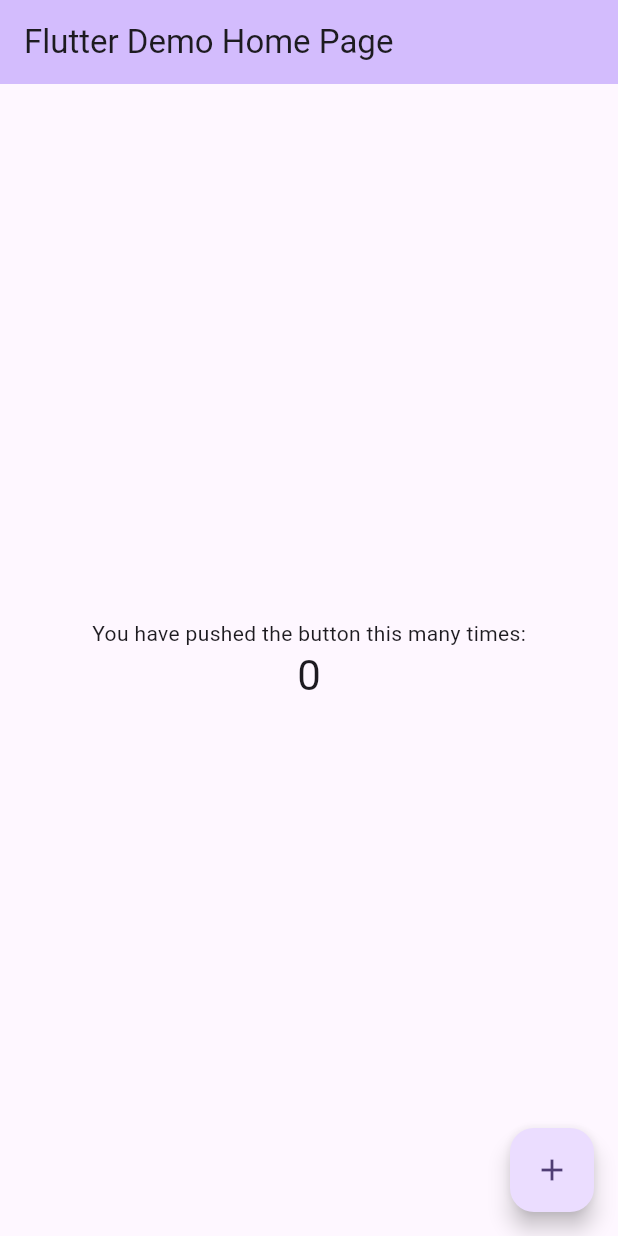
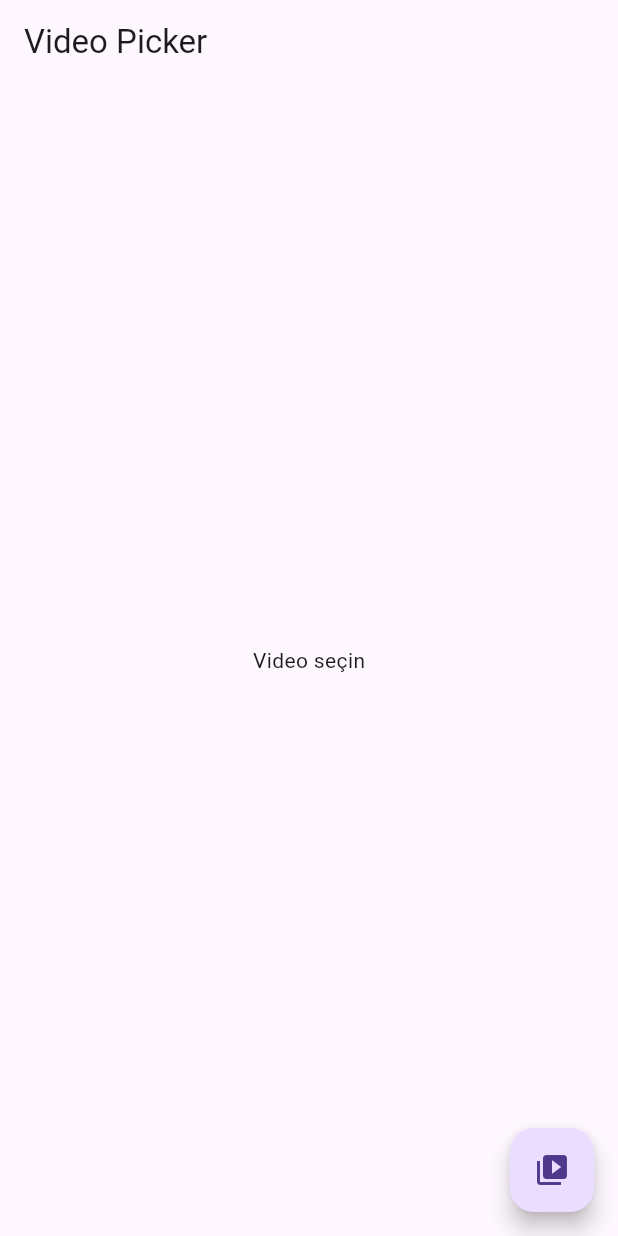
Before and after one commit to EmreMert2000/VideoPicker, a Flutter app: the screen it shows after launch, on a phone screen of 412 x 824 dp. Run offline on Flutter 3.47's test engine with Material 3 defaults, Android fonts, the phone set to English and light mode, and no system bars; our stand-ins replace image_picker, video_player.

Commit message:
First Commit

```diff
--- a/videopicker/lib/main.dart
+++ b/videopicker/lib/main.dart
@@ -1,125 +1,65 @@
+import 'dart:io';
 import 'package:flutter/material.dart';
+import 'package:image_picker/image_picker.dart';
+import 'package:video_player/video_player.dart';
 
 void main() {
-  runApp(const MyApp());
+  runApp(MyApp());
 }
 
 class MyApp extends StatelessWidget {
-  const MyApp({super.key});
-
-  // This widget is the root of your application.
   @override
   Widget build(BuildContext context) {
     return MaterialApp(
-      title: 'Flutter Demo',
-      theme: ThemeData(
-        // This is the theme of your application.
-        //
-        // TRY THIS: Try running your application with "flutter run". You'll see
-        // the application has a purple toolbar. Then, without quitting the app,
-        // try changing the seedColor in the colorScheme below to Colors.green
-        // and then invoke "hot reload" (save your changes or press the "hot
-        // reload" button in a Flutter-supported IDE, or press "r" if you used
-        // the command line to start the app).
-        //
-        // Notice that the counter didn't reset back to zero; the application
-        // state is not lost during the reload. To reset the state, use hot
-        // restart instead.
-        //
-        // This works for code too, not just values: Most code changes can be
-        // tested with just a hot reload.
-        colorScheme: ColorScheme.fromSeed(seedColor: Colors.deepPurple),
-        useMaterial3: true,
-      ),
-      home: const MyHomePage(title: 'Flutter Demo Home Page'),
+      home: VideoPickerScreen(),
     );
   }
 }
 
-class MyHomePage extends StatefulWidget {
-  const MyHomePage({super.key, required this.title});
+class VideoPickerScreen extends StatefulWidget {
+  @override
+  _VideoPickerScreenState createState() => _VideoPickerScreenState();
+}
 
-  // This widget is the home page of your application. It is stateful, meaning
-  // that it has a State object (defined below) that contains fields that affect
-  // how it looks.
+class _VideoPickerScreenState extends State<VideoPickerScreen> {
+  VideoPlayerController? _videoPlayerController;
+  final ImagePicker _picker = ImagePicker();
 
-  // This class is the configuration for the state. It holds the values (in this
-  // case the title) provided by the parent (in this case the App widget) and
-  // used by the build method of the State. Fields in a Widget subclass are
-  // always marked "final".
-
-  final String title;
+  Future<void> _pickVideo() async {
+    final XFile? pickedFile = await _picker.pickVideo(source: ImageSource.gallery);
+    if (pickedFile != null) {
+      _videoPlayerController = VideoPlayerController.file(File(pickedFile.path))
+        ..initialize().then((_) {
+          setState(() {});
+          _videoPlayerController!.play();
+        });
+    }
+  }
 
   @override
-  State<MyHomePage> createState() => _MyHomePageState();
-}
-
-class _MyHomePageState extends State<MyHomePage> {
-  int _counter = 0;
-
-  void _incrementCounter() {
-    setState(() {
-      // This call to setState tells the Flutter framework that something has
-      // changed in this State, which causes it to rerun the build method below
-      // so that the display can reflect the updated values. If we changed
-      // _counter without calling setState(), then the build method would not be
-      // called again, and so nothing would appear to happen.
-      _counter++;
-    });
+  void dispose() {
+    _videoPlayerController?.dispose();
+    super.dispose();
   }
 
   @override
   Widget build(BuildContext context) {
-    // This method is rerun every time setState is called, for instance as done
-    // by the _incrementCounter method above.
-    //
-    // The Flutter framework has been optimized to make rerunning build methods
-    // fast, so that you can just rebuild anything that needs updating rather
-    // than having to individually change instances of widgets.
     return Scaffold(
       appBar: AppBar(
-        // TRY THIS: Try changing the color here to a specific color (to
-        // Colors.amber, perhaps?) and trigger a hot reload to see the AppBar
-        // change color while the other colors stay the same.
-        backgroundColor: Theme.of(context).colorScheme.inversePrimary,
-        // Here we take the value from the MyHomePage object that was created by
-        // the App.build method, and use it to set our appbar title.
-        title: Text(widget.title),
+        title: Text('Video Picker'),
       ),
       body: Center(
-        // Center is a layout widget. It takes a single child and positions it
-        // in the middle of the parent.
-        child: Column(
-          // Column is also a layout widget. It takes a list of children and
-          // arranges them vertically. By default, it sizes itself to fit its
-          // children horizontally, and tries to be as tall as its parent.
-          //
-          // Column has various properties to control how it sizes itself and
-          // how it positions its children. Here we use mainAxisAlignment to
-          // center the children vertically; the main axis here is the vertical
-          // axis because Columns are vertical (the cross axis would be
-          // horizontal).
-          //
-          // TRY THIS: Invoke "debug painting" (choose the "Toggle Debug Paint"
-          // action in the IDE, or press "p" in the console), to see the
-          // wireframe for each widget.
-          mainAxisAlignment: MainAxisAlignment.center,
-          children: <Widget>[
-            const Text(
-              'You have pushed the button this many times:',
-            ),
-            Text(
-              '$_counter',
-              style: Theme.of(context).textTheme.headlineMedium,
-            ),
-          ],
-        ),
+        child: _videoPlayerController != null && _videoPlayerController!.value.isInitialized
+            ? AspectRatio(
+                aspectRatio: _videoPlayerController!.value.aspectRatio,
+                child: VideoPlayer(_videoPlayerController!),
+              )
+            : Text('Video seçin'),
       ),
       floatingActionButton: FloatingActionButton(
-        onPressed: _incrementCounter,
-        tooltip: 'Increment',
-        child: const Icon(Icons.add),
-      ), // This trailing comma makes auto-formatting nicer for build methods.
+        onPressed: _pickVideo,
+        child: Icon(Icons.video_library),
+      ),
     );
   }
 }
--- a/videopicker/pubspec.yaml
+++ b/videopicker/pubspec.yaml
@@ -35,6 +35,8 @@ dependencies:
   # The following adds the Cupertino Icons font to your application.
   # Use with the CupertinoIcons class for iOS style icons.
   cupertino_icons: ^1.0.8
+  image_picker: ^1.1.2
+  video_player: ^2.9.1
 
 dev_dependencies:
   flutter_test:
```
Also changed, not shown: 7 other files.
